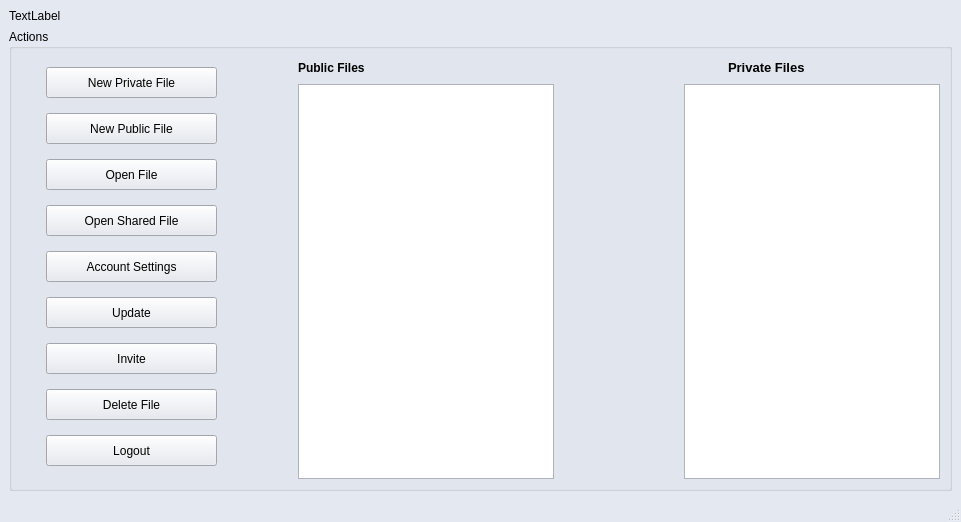
Above: concurrentTextEditor/loggedinmainwindow.ui from scottiexdev/concurrentTextEditor before the change. Below: the same form after it.
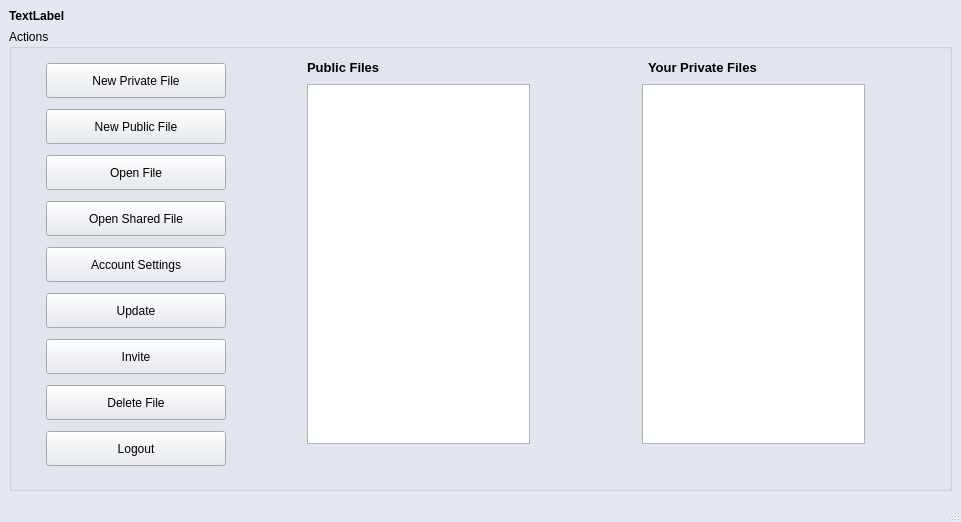
That is the form after the change.

Commit message: AccountSettings layout & loggedinwindow alignment

Patch:
```diff
--- a/concurrentTextEditor/loggedinmainwindow.ui
+++ b/concurrentTextEditor/loggedinmainwindow.ui
@@ -462,6 +462,12 @@
    <string>ConcurrentTextEditor</string>
   </property>
   <widget class="QWidget" name="centralwidget">
+   <property name="sizePolicy">
+    <sizepolicy hsizetype="Expanding" vsizetype="Expanding">
+     <horstretch>0</horstretch>
+     <verstretch>0</verstretch>
+    </sizepolicy>
+   </property>
    <layout class="QGridLayout" name="gridLayout">
     <item row="0" column="0">
      <widget class="QLabel" name="welcomeLabel">
@@ -471,6 +477,13 @@
         <height>20</height>
        </size>
       </property>
+      <property name="font">
+       <font>
+        <pointsize>9</pointsize>
+        <weight>75</weight>
+        <bold>true</bold>
+       </font>
+      </property>
       <property name="text">
        <string>TextLabel</string>
       </property>
@@ -478,11 +491,17 @@
     </item>
     <item row="1" column="0">
      <widget class="QGroupBox" name="groupBox">
+      <property name="sizePolicy">
+       <sizepolicy hsizetype="Expanding" vsizetype="Expanding">
+        <horstretch>0</horstretch>
+        <verstretch>0</verstretch>
+       </sizepolicy>
+      </property>
       <property name="title">
        <string>Actions</string>
       </property>
-      <layout class="QGridLayout" name="gridLayout_2">
-       <item row="0" column="0" rowspan="2">
+      <layout class="QGridLayout" name="gridLayout_3">
+       <item row="0" column="0">
         <layout class="QVBoxLayout" name="verticalLayout">
          <property name="leftMargin">
           <number>25</number>
@@ -500,8 +519,8 @@
            </property>
            <property name="minimumSize">
             <size>
-             <width>171</width>
-             <height>31</height>
+             <width>180</width>
+             <height>35</height>
             </size>
            </property>
            <property name="cursor">
@@ -516,8 +535,8 @@
           <widget class="QPushButton" name="pushButtonNewFile_2">
            <property name="minimumSize">
             <size>
-             <width>171</width>
-             <height>31</height>
+             <width>180</width>
+             <height>35</height>
             </size>
            </property>
            <property name="cursor">
@@ -532,8 +551,8 @@
           <widget class="QPushButton" name="pushButtonOpenFile_2">
            <property name="minimumSize">
             <size>
-             <width>171</width>
-             <height>31</height>
+             <width>180</width>
+             <height>35</height>
             </size>
            </property>
            <property name="cursor">
@@ -548,8 +567,8 @@
           <widget class="QPushButton" name="pushButtonOpenSharedFile_3">
            <property name="minimumSize">
             <size>
-             <width>171</width>
-             <height>31</height>
+             <width>180</width>
+             <height>35</height>
             </size>
            </property>
            <property name="cursor">
@@ -564,8 +583,8 @@
           <widget class="QPushButton" name="pushButtonSettings_2">
            <property name="minimumSize">
             <size>
-             <width>171</width>
-             <height>31</height>
+             <width>180</width>
+             <height>35</height>
             </size>
            </property>
            <property name="cursor">
@@ -580,8 +599,8 @@
           <widget class="QPushButton" name="pushButtonUpdate_2">
            <property name="minimumSize">
             <size>
-             <width>171</width>
-             <height>31</height>
+             <width>180</width>
+             <height>35</height>
             </size>
            </property>
            <property name="cursor">
@@ -596,8 +615,8 @@
           <widget class="QPushButton" name="pushButtonInvite_2">
            <property name="minimumSize">
             <size>
-             <width>171</width>
-             <height>31</height>
+             <width>180</width>
+             <height>35</height>
             </size>
            </property>
            <property name="cursor">
@@ -615,8 +634,8 @@
            </property>
            <property name="minimumSize">
             <size>
-             <width>171</width>
-             <height>31</height>
+             <width>180</width>
+             <height>35</height>
             </size>
            </property>
            <property name="cursor">
@@ -631,8 +650,8 @@
           <widget class="QPushButton" name="pushButtonLogout_2">
            <property name="minimumSize">
             <size>
-             <width>171</width>
-             <height>31</height>
+             <width>180</width>
+             <height>35</height>
             </size>
            </property>
            <property name="cursor">
@@ -646,8 +665,14 @@
         </layout>
        </item>
        <item row="0" column="1">
-        <layout class="QHBoxLayout" name="horizontalLayout_3">
-         <item>
+        <layout class="QGridLayout" name="gridLayout_2">
+         <property name="rightMargin">
+          <number>75</number>
+         </property>
+         <property name="bottomMargin">
+          <number>35</number>
+         </property>
+         <item row="0" column="0">
           <widget class="QLabel" name="PublicFilesLabel">
            <property name="sizePolicy">
             <sizepolicy hsizetype="Expanding" vsizetype="Fixed">
@@ -657,6 +682,7 @@
            </property>
            <property name="font">
             <font>
+             <pointsize>10</pointsize>
              <weight>75</weight>
              <bold>true</bold>
             </font>
@@ -666,7 +692,7 @@
            </property>
           </widget>
          </item>
-         <item>
+         <item row="0" column="1" colspan="3">
           <spacer name="horizontalSpacer_2">
            <property name="orientation">
             <enum>Qt::Horizontal</enum>
@@ -676,13 +702,13 @@
            </property>
            <property name="sizeHint" stdset="0">
             <size>
-             <width>209</width>
+             <width>100</width>
              <height>20</height>
             </size>
            </property>
           </spacer>
          </item>
-         <item>
+         <item row="0" column="4">
           <widget class="QLabel" name="PrivateFilesLabel">
            <property name="sizePolicy">
             <sizepolicy hsizetype="Expanding" vsizetype="Fixed">
@@ -698,15 +724,11 @@
             </font>
            </property>
            <property name="text">
-            <string>Private Files</string>
+            <string>Your Private Files</string>
            </property>
           </widget>
          </item>
-        </layout>
-       </item>
-       <item row="1" column="1">
-        <layout class="QHBoxLayout" name="horizontalLayout">
-         <item>
+         <item row="1" column="0" colspan="2">
           <widget class="QTableWidget" name="PublicFileListTable">
            <property name="maximumSize">
             <size>
@@ -714,6 +736,9 @@
              <height>550</height>
             </size>
            </property>
+           <property name="layoutDirection">
+            <enum>Qt::LeftToRight</enum>
+           </property>
            <property name="autoFillBackground">
             <bool>true</bool>
            </property>
@@ -731,20 +756,23 @@
            </attribute>
           </widget>
          </item>
-         <item>
+         <item row="1" column="2">
           <spacer name="horizontalSpacer">
            <property name="orientation">
             <enum>Qt::Horizontal</enum>
            </property>
+           <property name="sizeType">
+            <enum>QSizePolicy::MinimumExpanding</enum>
+           </property>
            <property name="sizeHint" stdset="0">
             <size>
-             <width>40</width>
+             <width>100</width>
              <height>20</height>
             </size>
            </property>
           </spacer>
          </item>
-         <item>
+         <item row="1" column="3" colspan="2">
           <widget class="QTableWidget" name="PrivatefileListTable">
            <property name="maximumSize">
             <size>
```
The commit also changes 4 other files.
